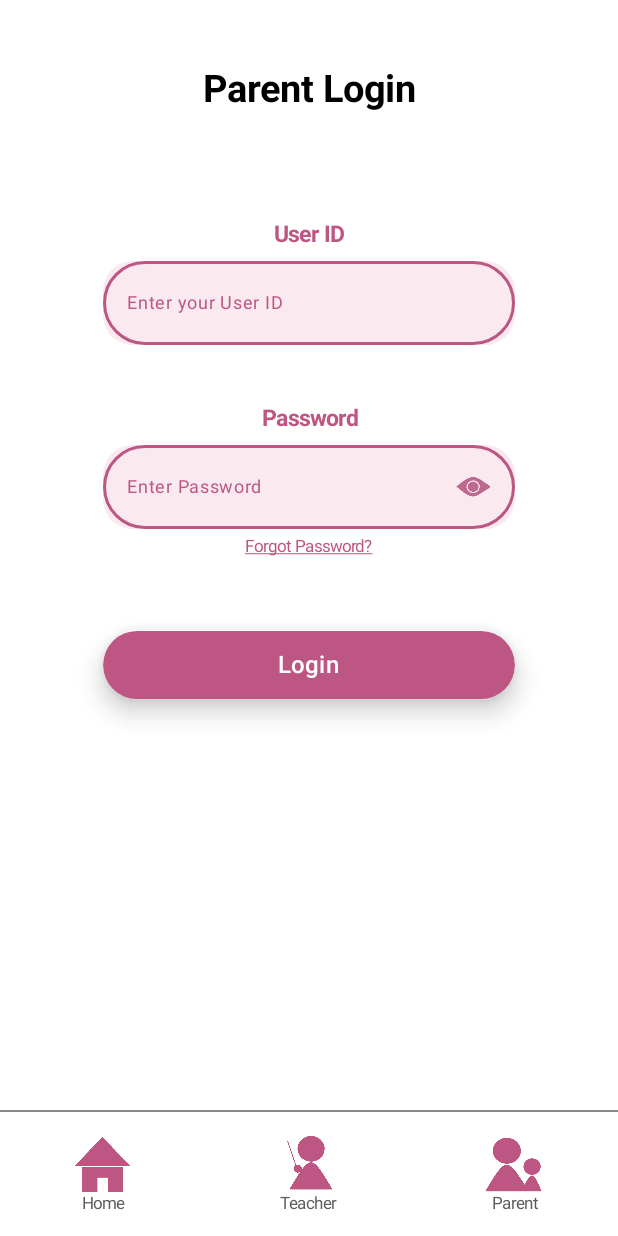
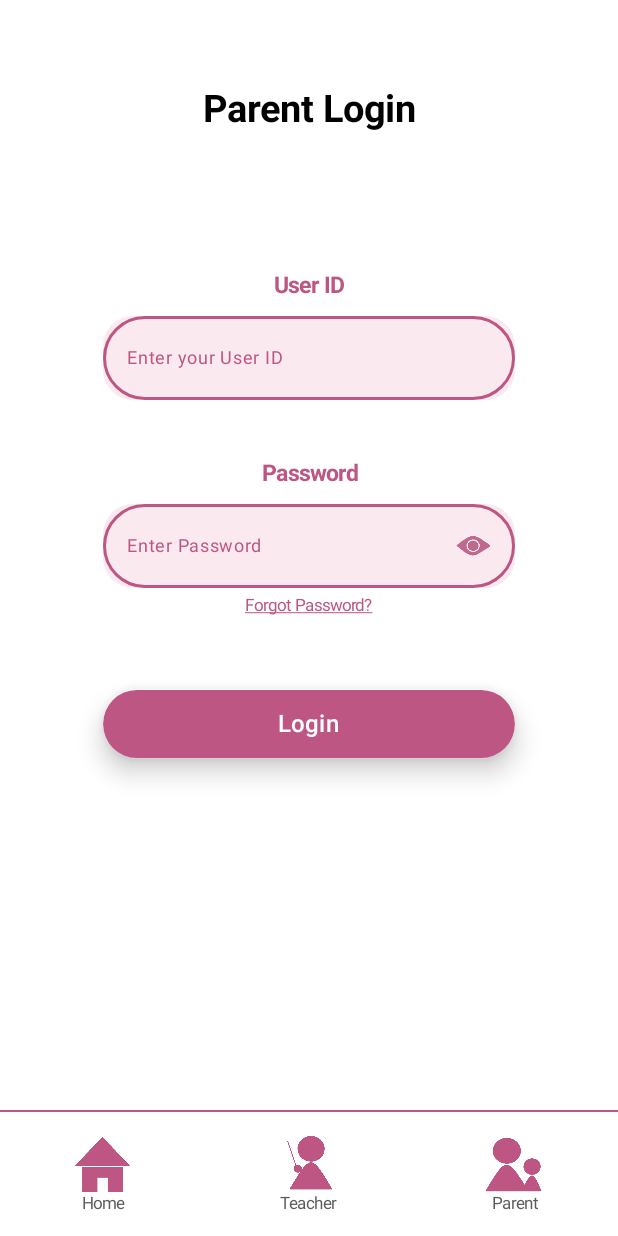
Before and after one commit to ahmoooon/ass, an Android app built with Jetpack Compose: the @Preview function ParentLoginPage, on a phone screen of 412 x 824 dp. Run offline under Robolectric (Android 15) with nearby library versions, the phone set to English and light mode, and no system bars; missing, so only their content is drawn: AssignmentTheme.

Commit message:
ParentLoginPage and HomePage

```diff
--- a/app/src/main/java/com/example/assignment/MainActivity.kt
+++ b/app/src/main/java/com/example/assignment/MainActivity.kt
@@ -34,6 +34,7 @@ import androidx.compose.runtime.remember
 import androidx.compose.runtime.setValue
 import androidx.compose.ui.Alignment
 import androidx.compose.ui.Modifier
+import androidx.compose.ui.draw.blur
 import androidx.compose.ui.draw.shadow
 import androidx.compose.ui.graphics.Color
 import androidx.compose.ui.res.painterResource
@@ -237,7 +238,8 @@ fun ParentLoginPage(){
                 }
             },
             fontSize = 11.sp,
-            color = Color(0xffbd5683)
+            color = Color(0xffbd5683),
+                modifier = Modifier.clickable {  }
             )
         Spacer(modifier = Modifier.height(50.dp))
 
@@ -256,13 +258,15 @@ fun ParentLoginPage(){
             Spacer(modifier = Modifier.weight(1f))
         }
 
-        Spacer(modifier = Modifier.weight(3f))
+        Spacer(modifier = Modifier.weight(2f))
 
         Box(
             modifier = Modifier
                 .fillMaxWidth()
                 .height(1.dp)
-                .background(Color.Gray)
+                .background(Color(0xffbd5683))
+                .blur(10.dp)
+                .shadow(3.dp)
         )
         Spacer(modifier = Modifier.height(15.dp))
 
```
